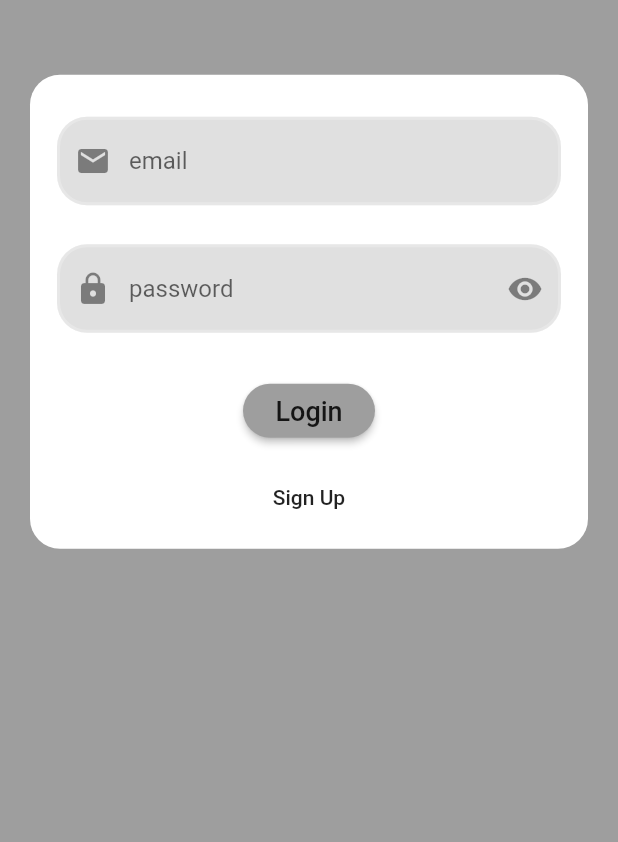
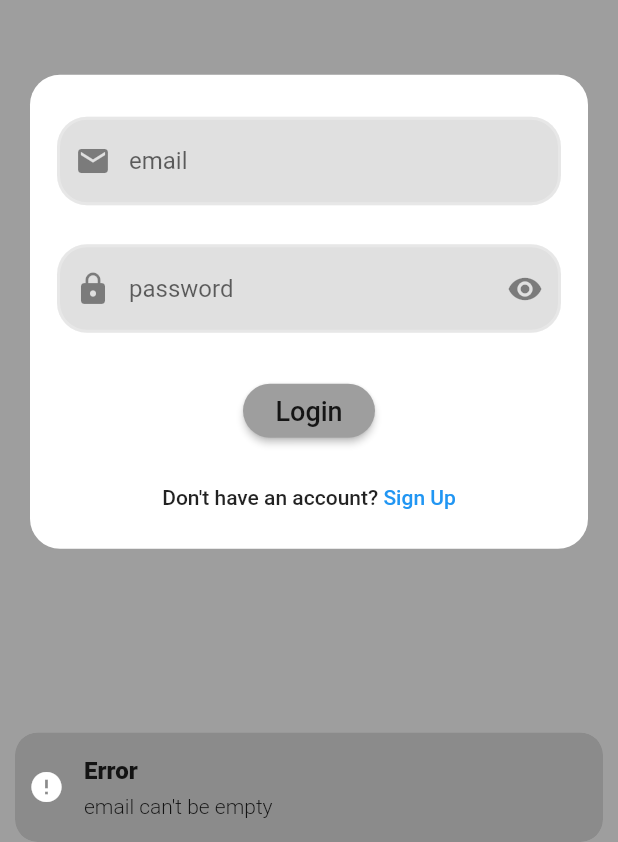
Before and after one commit to SanketSarmalkar/News_App_using_Flutter, a Flutter app: the screen it shows after launch, after a tap on "Login", on a phone screen of 412 x 824 dp, the part 394-1236 px from its top. Run offline on Flutter 3.47's test engine with Material 2 defaults, Android fonts, the phone set to English and light mode, and no system bars; our stand-ins replace dropdown_button2, firebase_auth, firebase_core, get, shared_preferences, webview_flutter; missing offline and left inert: animated_card, country_icons; accounts and stored records are empty; Roboto replaces fonts that are missing (avenir).

Commit message:
signIn,signOut,signup with email and password establish with dialog boxes

```diff
--- /dev/null
+++ b/lib/controller/email_info_controller.dart
@@ -0,0 +1,28 @@
+import 'package:firebase_auth/firebase_auth.dart';
+import 'package:get/get.dart';
+// import '../models/user.dart';
+import '../services/auth.dart';
+
+class EmailInfoController extends GetxController{
+    var email = "".obs;
+    var password = "".obs;
+    var error = "".obs;
+    var showPassword = true.obs;
+
+    void changeEmail(var emailValue){
+       email.value = emailValue;
+    }
+    void changePassword(var emailValue){
+        password.value = emailValue;
+    }
+    void changeError(var emailValue){
+        error.value = emailValue;
+    }
+    void changeShowPassword(){
+        showPassword.value = !showPassword.value;
+    }
+
+
+
+
+}
--- a/lib/screens/authentication/login.dart
+++ b/lib/screens/authentication/login.dart
@@ -1,26 +1,20 @@
 import 'package:flutter/material.dart';
 import 'package:get/get.dart';
+import 'package:news_app/controller/email_info_controller.dart';
+import 'package:news_app/services/auth.dart';
 
-import '../../services/auth.dart';
+class Login extends StatelessWidget {
+  Login({Key? key}) : super(key: key);
 
 
-class Login extends StatefulWidget {
-  const Login({Key? key}) : super(key: key);
+  final _formkey = GlobalKey<FormState>();
+  final AuthService _auth = AuthService();
+  EmailInfoController emailInfoController = Get.put(EmailInfoController());
+
 
   @override
-  State<Login> createState() => _LoginState();
-}
-
-class _LoginState extends State<Login> {
-  final _formkey = GlobalKey<FormState>();
-  final AuthService _auth = AuthService();
-  String error = "";
-  String email = "";
-  String password = "";
-  bool showPassword = true;
-  @override
   Widget build(BuildContext context) {
-    return Scaffold(
+    return Obx(()=> Scaffold(
         body: Container(
           color: Colors.grey,
           child: Center(
@@ -32,7 +26,13 @@ class _LoginState extends State<Login> {
                       color: Colors.white30,
                       borderRadius: BorderRadius.circular(20)),
                   width: 300,
-                child: Padding(
+                  child: Column(
+                    children: [
+                      // Padding(
+                      //   padding: const EdgeInsets.all(8.0),
+                      //   child: Icon(Icons.newspaper,),
+                      // ),
+                      Padding(
                         padding: const EdgeInsets.all(20.0),
                         child: Center(
                             child: Text(
@@ -43,6 +43,8 @@ class _LoginState extends State<Login> {
                                   fontWeight: FontWeight.w900,
                                   color: Colors.white),
                             )),
+                      ),
+                    ],
                   ),
                 ),
                 SizedBox(
@@ -80,16 +82,15 @@ class _LoginState extends State<Login> {
                                       color: Colors.white24, width: 2.0),
                                   borderRadius: BorderRadius.circular(20),
                                 ),
+                                errorBorder: OutlineInputBorder(
+                                  borderSide: BorderSide(
+                                      color: Colors.white24, width: 2.0),
+                                  borderRadius: BorderRadius.circular(20),
                                 ),
-                            validator: (val) => (val!.isEmpty)
-                                ? 'email cannot be empty'
-                                : (error.isEmpty)
-                                    ? null
-                                    : error,
+                                errorStyle: TextStyle(color: Colors.grey),
+                              ),
                               onChanged: (val) {
-                              setState(() {
-                                email = val;
-                              });
+                                  emailInfoController.changeEmail(val);
                               },
                             ),
                           ),
@@ -99,15 +100,14 @@ class _LoginState extends State<Login> {
                           Padding(
                             padding: EdgeInsets.all(8.0),
                             child: TextFormField(
-                            obscureText: showPassword,
+                              obscureText: emailInfoController.showPassword.value,
                               decoration: InputDecoration(
                                 suffixIcon: GestureDetector(
                                   child: Icon(
                                     Icons.remove_red_eye,
                                   ),
                                   onTap: () {
-                                  setState(
-                                      () => showPassword = (!showPassword));
+                                    emailInfoController.changeShowPassword();
                                   },
                                 ),
                                 prefixIcon: Icon(Icons.lock),
@@ -125,15 +125,8 @@ class _LoginState extends State<Login> {
                                   borderRadius: BorderRadius.circular(20),
                                 ),
                               ),
-                            validator: (val) => (val!.isEmpty)
-                                ? 'email cannot be empty'
-                                : (error.isEmpty)
-                                    ? null
-                                    : error,
                               onChanged: (val) {
-                              setState(() {
-                                email = val;
-                              });
+                                emailInfoController.changePassword(val);
                               },
                             ),
                           ),
@@ -146,13 +139,29 @@ class _LoginState extends State<Login> {
                               BorderRadius.circular(20), // <-- Radius
                             ),
                             color: Colors.grey,
-                          onPressed: () async{
-                            if (_formkey.currentState!.validate()) {
-                              dynamic result = await _auth.signInWithEmailAndPassword(
-                                  email, password);
+                            onPressed: () async {
+                              if (emailInfoController.email!="" && emailInfoController.password.toString().length>=8) {
+                                dynamic result = await _auth
+                                    .signInWithEmailAndPassword(emailInfoController.email.toString(), emailInfoController.password.toString());
                                 if (result == null) {
-                                setState(() => error = 'invalid Email Id or Password');
+                                  emailInfoController.changeError('Invalid EmailId or wrong password');
+                                  Get.snackbar(
+                                    "Error",
+                                    emailInfoController.error.toString(),
+                                    icon: Icon(Icons.error, color: Colors.white),
+                                    backgroundColor: Colors.black12,
+                                    snackPosition: SnackPosition.BOTTOM,
+                                  );
                                 }
+                              }else{
+                                emailInfoController.changeError((emailInfoController.email.toString()=="")?"email can't be empty":"password should contain min. 8 characters");
+                                Get.snackbar(
+                                  "Error",
+                                  emailInfoController.error.toString(),
+                                  icon: Icon(Icons.error, color: Colors.white),
+                                  backgroundColor: Colors.black12,
+                                  snackPosition: SnackPosition.BOTTOM,
+                                );
                               }
                             },
                             child: Text(
@@ -160,10 +169,21 @@ class _LoginState extends State<Login> {
                               style: TextStyle(fontSize: 18),
                             ),
                           ),
-                        SizedBox(height: 10,),
-                        MaterialButton(onPressed: (){
+                          SizedBox(
+                            height: 10,
+                          ),
+                          MaterialButton(
+                            onPressed: () {
                               Get.toNamed("/signup");
-                        },child: Text("Sign Up"),)
+                            },
+                            child: Row(
+                              mainAxisAlignment: MainAxisAlignment.center,
+                              children: [
+                                Text("Don't have an account?"),
+                                Text(" Sign Up",style: TextStyle(color: Colors.blue),)
+                              ],
+                            ),
+                          ),
                         ],
                       ),
                     ),
@@ -173,6 +193,7 @@ class _LoginState extends State<Login> {
             ),
           ),
         ),
+      ),
     );
   }
 }
```
Also changed, not shown: lib/components/side_bar.dart (+43 -4 lines), lib/controller/init_controller.dart (deleted, +0 -15 lines), lib/screens/authentication/signup.dart (+66 -40 lines). Lines whose indentation alone changed are shown as unchanged.
